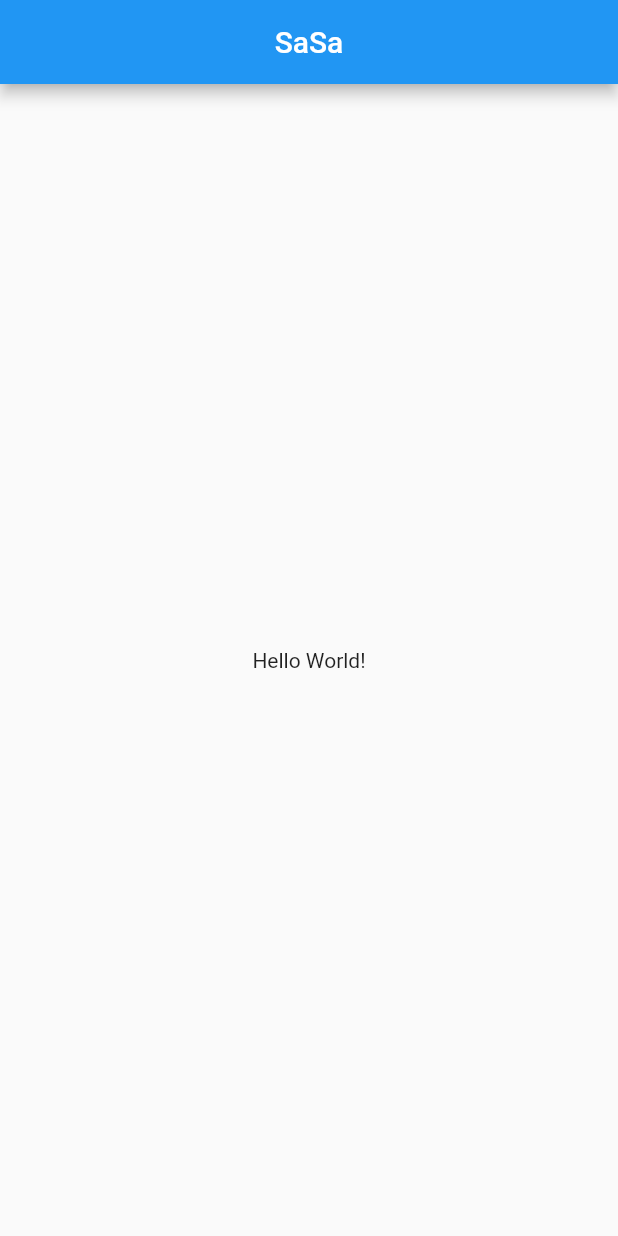
After one commit to YRlp98/sasa_app, a Flutter app: the screen it shows after launch, on a phone screen of 412 x 824 dp. The commit adds this screen. Run offline on Flutter 3.47's test engine with Material 2 defaults, Android fonts, the phone set to English and light mode, and no system bars.

Commit message:
Create a new class for HomeScreen

```diff
--- /dev/null
+++ b/lib/home_screen.dart
@@ -0,0 +1,23 @@
+import 'package:flutter/material.dart';
+
+class HomeScreen extends StatefulWidget {
+  HomeScreen({Key key, this.title}) : super(key: key);
+  final String title;
+
+  @override
+  _HomeScreenState createState() => _HomeScreenState();
+}
+
+class _HomeScreenState extends State<HomeScreen> {
+  @override
+  Widget build(BuildContext context) {
+    return new Scaffold(
+        appBar: AppBar(
+          title: Text(widget.title),
+          centerTitle: true,
+        ),
+        body: new Center(
+          child: Text('Hello World!'),
+        ));
+  }
+}
```
Also changed, not shown: lib/main.dart (+3 -22 lines).
